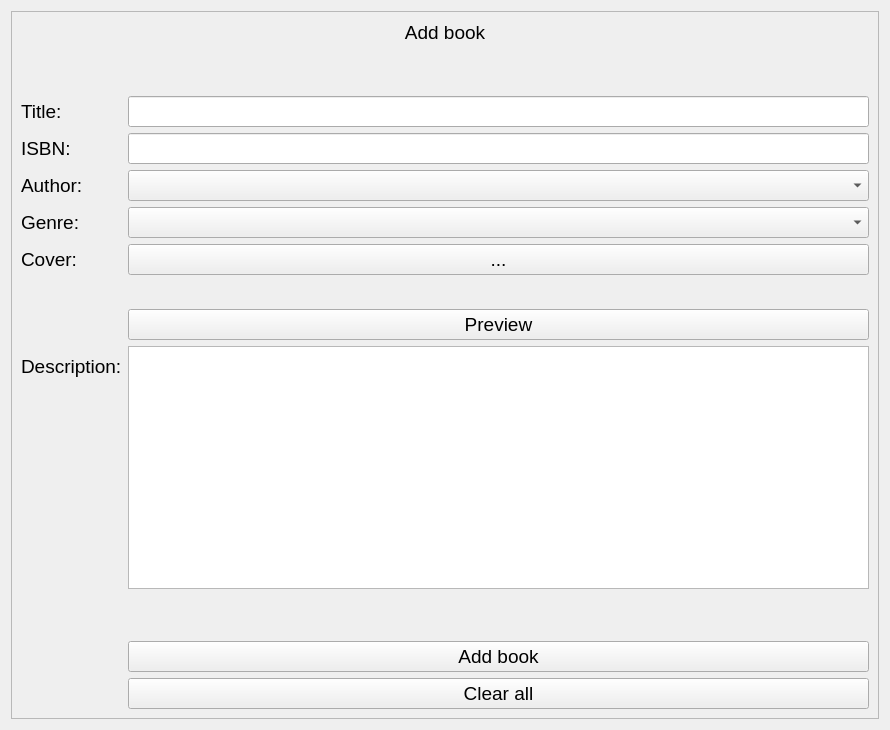
Above: assets/XML/addBook_window.ui from nisaia/P-yQt-ersonal-management-system before the change. Below: the same form after it.
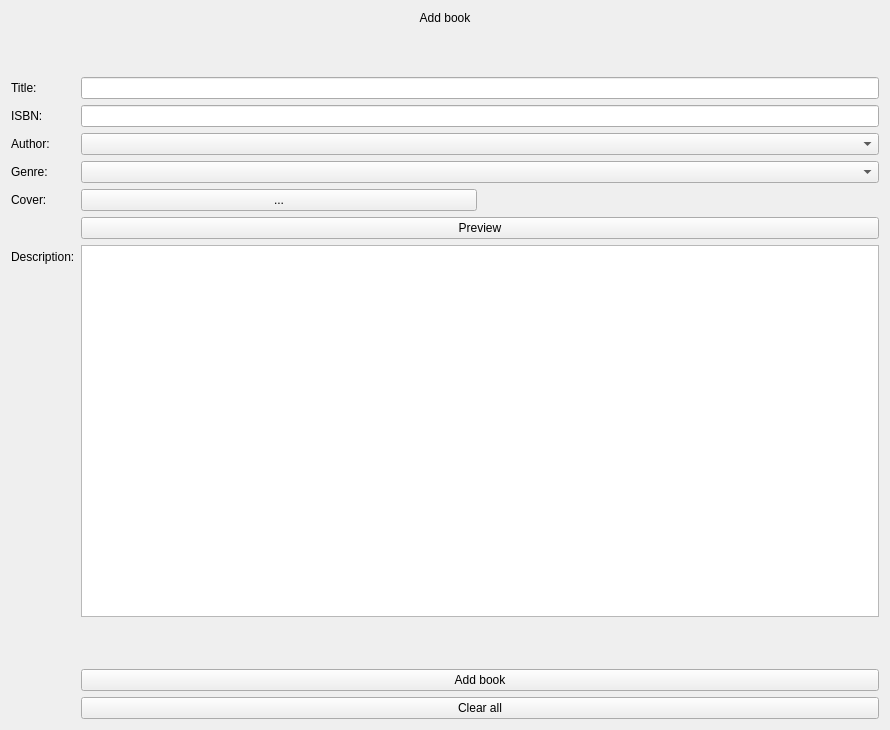
That is the form after the change.

What changed in the file:
```diff
--- a/assets/XML/addBook_window.ui
+++ b/assets/XML/addBook_window.ui
@@ -13,59 +13,7 @@
   <property name="windowTitle">
    <string>Form</string>
   </property>
-  <property name="styleSheet">
-   <string notr="true"/>
-  </property>
-  <layout class="QVBoxLayout" name="verticalLayout">
-   <item>
-    <widget class="QFrame" name="addBook_frame">
-     <property name="font">
-      <font>
-       <pointsize>14</pointsize>
-      </font>
-     </property>
-     <property name="frameShape">
-      <enum>QFrame::StyledPanel</enum>
-     </property>
-     <property name="frameShadow">
-      <enum>QFrame::Raised</enum>
-     </property>
      <layout class="QFormLayout" name="formLayout">
-      <item row="4" column="0">
-       <widget class="QLabel" name="isbn_label">
-        <property name="text">
-         <string>ISBN:</string>
-        </property>
-       </widget>
-      </item>
-      <item row="6" column="0">
-       <widget class="QLabel" name="author_label">
-        <property name="text">
-         <string>Author:</string>
-        </property>
-       </widget>
-      </item>
-      <item row="8" column="0">
-       <widget class="QLabel" name="genre_label">
-        <property name="text">
-         <string>Genre:</string>
-        </property>
-       </widget>
-      </item>
-      <item row="11" column="0">
-       <widget class="QLabel" name="cover_label">
-        <property name="text">
-         <string>Cover:</string>
-        </property>
-       </widget>
-      </item>
-      <item row="2" column="0">
-       <widget class="QLabel" name="bookTitle_label">
-        <property name="text">
-         <string>Title:</string>
-        </property>
-       </widget>
-      </item>
       <item row="0" column="0" colspan="2">
        <widget class="QLabel" name="addBook_label">
         <property name="text">
@@ -76,100 +24,133 @@
         </property>
        </widget>
       </item>
+   <item row="1" column="0" colspan="2">
+    <spacer name="verticalSpacer">
+     <property name="orientation">
+      <enum>Qt::Vertical</enum>
+     </property>
+     <property name="sizeType">
+      <enum>QSizePolicy::Preferred</enum>
+     </property>
+     <property name="sizeHint" stdset="0">
+      <size>
+       <width>20</width>
+       <height>40</height>
+      </size>
+     </property>
+    </spacer>
+   </item>
+   <item row="2" column="0">
+    <widget class="QLabel" name="bookTitle_label">
+     <property name="text">
+      <string>Title:</string>
+     </property>
+    </widget>
+   </item>
       <item row="2" column="1">
        <widget class="QLineEdit" name="bookTitle_lineEdit"/>
       </item>
+   <item row="3" column="0">
+    <widget class="QLabel" name="bookIsbn_label">
+     <property name="text">
+      <string>ISBN:</string>
+     </property>
+    </widget>
+   </item>
+   <item row="3" column="1">
+    <widget class="QLineEdit" name="bookIsbn_lineEdit"/>
+   </item>
+   <item row="4" column="0">
+    <widget class="QLabel" name="bookAuthor_label">
+     <property name="text">
+      <string>Author:</string>
+     </property>
+    </widget>
+   </item>
       <item row="4" column="1">
-       <widget class="QLineEdit" name="isbn_lineEdit"/>
-      </item>
-      <item row="6" column="1">
-       <widget class="QComboBox" name="author_comboBox"/>
+    <widget class="QComboBox" name="bookAuthor_comboBox"/>
+   </item>
+   <item row="5" column="0">
+    <widget class="QLabel" name="bookGenre_label">
+     <property name="text">
+      <string>Genre:</string>
+     </property>
+    </widget>
+   </item>
+   <item row="5" column="1">
+    <widget class="QComboBox" name="bookGenre_comboBox"/>
+   </item>
+   <item row="6" column="0">
+    <widget class="QLabel" name="bookCover_label">
+     <property name="text">
+      <string>Cover:</string>
+     </property>
+    </widget>
       </item>
       <item row="8" column="1">
-       <widget class="QComboBox" name="genre_comboBox"/>
-      </item>
-      <item row="11" column="1">
-       <widget class="QPushButton" name="uploadCover_button">
-        <property name="cursor">
-         <cursorShape>ArrowCursor</cursorShape>
-        </property>
-        <property name="text">
-         <string>...</string>
-        </property>
-       </widget>
-      </item>
-      <item row="13" column="1">
-       <widget class="QPushButton" name="preview_button">
+    <widget class="QPushButton" name="bookPreview_button">
         <property name="text">
          <string>Preview</string>
         </property>
        </widget>
       </item>
-      <item row="17" column="0">
-       <widget class="QLabel" name="description_label">
+   <item row="9" column="0">
+    <widget class="QLabel" name="bookDescription_label">
         <property name="text">
          <string>Description:</string>
         </property>
        </widget>
       </item>
-      <item row="17" column="1">
-       <widget class="QPlainTextEdit" name="description_plainTextEdit"/>
-      </item>
-      <item row="23" column="1">
+   <item row="9" column="1">
+    <widget class="QPlainTextEdit" name="bookDescription_plainTextEdit"/>
+   </item>
+   <item row="10" column="0" colspan="2">
+    <spacer name="verticalSpacer_2">
+     <property name="orientation">
+      <enum>Qt::Vertical</enum>
+     </property>
+     <property name="sizeType">
+      <enum>QSizePolicy::Preferred</enum>
+     </property>
+     <property name="sizeHint" stdset="0">
+      <size>
+       <width>20</width>
+       <height>40</height>
+      </size>
+     </property>
+    </spacer>
+   </item>
+   <item row="11" column="1">
        <widget class="QPushButton" name="addBook_button">
         <property name="text">
          <string>Add book</string>
         </property>
        </widget>
       </item>
-      <item row="24" column="1">
+   <item row="12" column="1">
        <widget class="QPushButton" name="clearAll_button">
         <property name="text">
          <string>Clear all</string>
         </property>
        </widget>
       </item>
-      <item row="12" column="1">
-       <widget class="QLabel" name="coverPath_label">
+   <item row="6" column="1">
+    <layout class="QHBoxLayout" name="horizontalLayout">
+     <item>
+      <widget class="QPushButton" name="uploadCover_button">
+       <property name="text">
+        <string>...</string>
+       </property>
+      </widget>
+     </item>
+     <item>
+      <widget class="QLabel" name="bookCoverPath_label">
         <property name="text">
          <string/>
         </property>
        </widget>
       </item>
-      <item row="1" column="0" colspan="2">
-       <spacer name="verticalSpacer_2">
-        <property name="orientation">
-         <enum>Qt::Vertical</enum>
-        </property>
-        <property name="sizeType">
-         <enum>QSizePolicy::Preferred</enum>
-        </property>
-        <property name="sizeHint" stdset="0">
-         <size>
-          <width>20</width>
-          <height>40</height>
-         </size>
-        </property>
-       </spacer>
-      </item>
-      <item row="20" column="0" colspan="2">
-       <spacer name="verticalSpacer">
-        <property name="orientation">
-         <enum>Qt::Vertical</enum>
-        </property>
-        <property name="sizeType">
-         <enum>QSizePolicy::Preferred</enum>
-        </property>
-        <property name="sizeHint" stdset="0">
-         <size>
-          <width>20</width>
-          <height>40</height>
-         </size>
-        </property>
-       </spacer>
-      </item>
-     </layout>
-    </widget>
+    </layout>
    </item>
   </layout>
  </widget>
```
Lines whose indentation alone changed are shown as unchanged.
